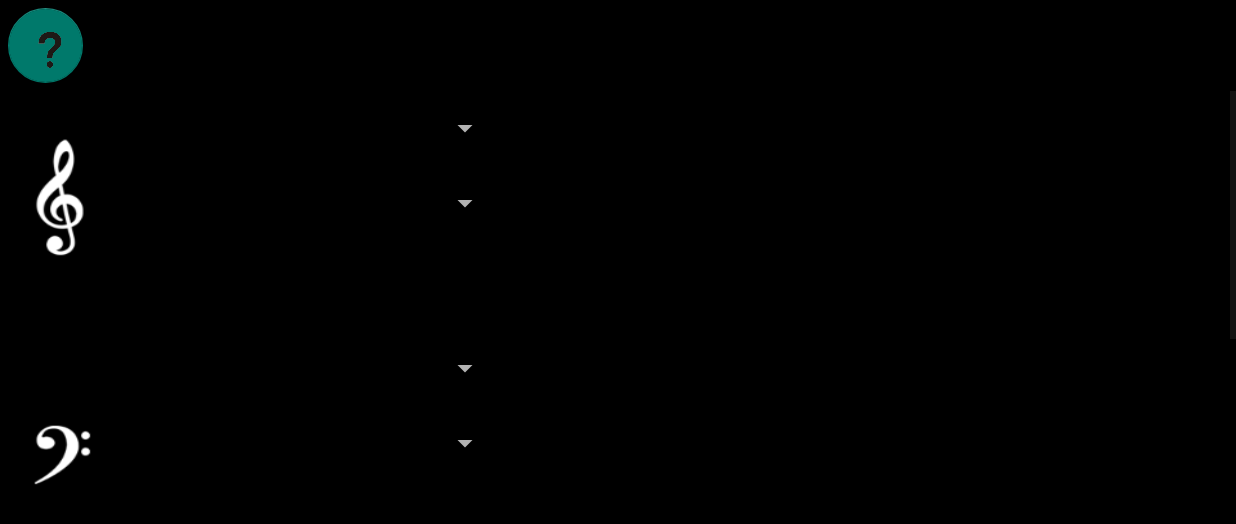
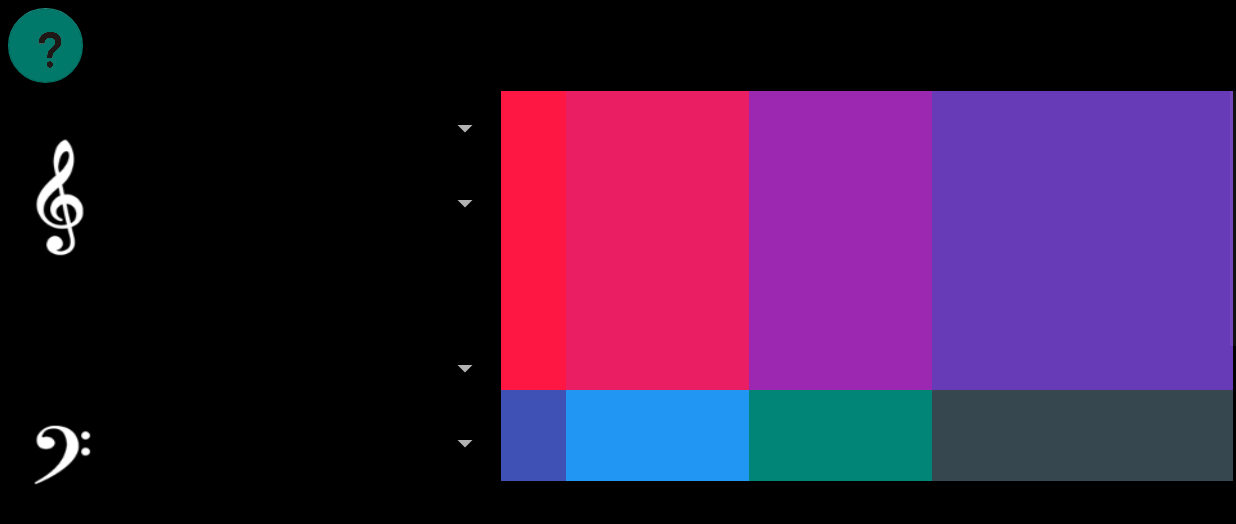
Before and after one commit to djmckee/ProjectCrescendoApp, an Android app: the TutorialActivity screen opened directly, with no data from a screen before it, on a phone screen of 824 x 412 dp (held sideways). Shown: the top 524 px of the screen. Run offline under Robolectric (Android 15) with nearby library versions, the phone set to English and light mode, and no system bars.

Commit message:
Grid UI work

```diff
--- a/app/src/main/java/com/projectcrescendo/projectcrescendo/AddNoteFragment.java
+++ b/app/src/main/java/com/projectcrescendo/projectcrescendo/AddNoteFragment.java
@@ -228,7 +228,7 @@ public class AddNoteFragment extends DialogFragment implements AdapterView.OnIte
                                // Invalid; show error and give up...
                                 new AlertDialog.Builder(getActivity())
                                         .setTitle("Invalid note length!")
-                                        .setMessage("Not a valid note name - please try again...")
+                                        .setMessage("Not a valid note length - please try again, entering a value between 0.5 and " + maxTime)
                                         .setPositiveButton("Okay", null)
                                         .setIcon(android.R.drawable.ic_dialog_alert)
                                         .show();
--- a/app/src/main/java/com/projectcrescendo/projectcrescendo/CustomAdapter.java
+++ b/app/src/main/java/com/projectcrescendo/projectcrescendo/CustomAdapter.java
@@ -4,24 +4,26 @@ package com.projectcrescendo.projectcrescendo;
  * Created by Alexander on 23/02/2016.
  */
 import android.content.Context;
-import android.graphics.Color;
 import android.graphics.Point;
 import android.view.LayoutInflater;
 import android.view.View;
 import android.view.View.OnClickListener;
 import android.view.ViewGroup;
 import android.widget.BaseAdapter;
-import android.widget.ImageView;
 import android.widget.LinearLayout;
 import android.widget.TextView;
-import android.widget.Toast;
 import android.app.Activity;
+
+import com.projectcrescendo.projectcrescendo.models.Stave;
 
 interface CustomAdapterListener {
     void onItemTapListener(int itemPosition);
 }
 
 public class CustomAdapter extends BaseAdapter{
+
+    private static int GRID_VIEW_MARGIN_TOP = 30;
+    private static int GRID_VIEW_MARGIN_SIDES = 20;
 
     String [] result;
     Context context;
@@ -44,8 +46,8 @@ public class CustomAdapter extends BaseAdapter{
         // Getting screen size as per https://stackoverflow.com/questions/6520718/how-to-get-screen-width-and-height
         Point displaySize = new Point();
         mainActivity.getWindowManager().getDefaultDisplay().getRealSize(displaySize);
-        screenHeight = displaySize.x;
-        screenWidth = displaySize.y;
+        screenHeight = (int)(displaySize.x) - GRID_VIEW_MARGIN_TOP;
+        screenWidth = (int)(displaySize.y) - GRID_VIEW_MARGIN_SIDES;
 
     }
 
@@ -72,22 +74,54 @@ public class CustomAdapter extends BaseAdapter{
     public View getView(final int position, View convertView, ViewGroup parent) {
         // TODO Auto-generated method stub
 
-        View rowView;
-        TextView tv;
-        rowView = inflater.inflate(R.layout.programlist, null);
+        View cellView;
+        TextView noteCellTextView;
+        cellView = inflater.inflate(R.layout.note_grid_cell, null);
 
         // Setting height to 50% of screen, as per https://stackoverflow.com/questions/2963152/android-how-to-resize-a-custom-view-programmatically
-        rowView.setLayoutParams(new LinearLayout.LayoutParams((int)(screenWidth / 4), (int)(screenHeight / 4)));
+        int cellHeight = (int)(screenWidth / 2);
+        int cellWidth = (int)(screenHeight / 4);
+
+        cellView.setLayoutParams(new LinearLayout.LayoutParams(cellWidth, cellHeight));
 
 
-        tv=(TextView) rowView.findViewById(R.id.textView1);
+        noteCellTextView = (TextView) cellView.findViewById(R.id.textView1);
 
-        tv.setText(result[position]);
+        noteCellTextView.setText(result[position]);
 
-        // TODO: Set background colour here!
+        // Set background colour for the cell depending upon its position
+        switch (position) {
+            case 0:
+                noteCellTextView.setBackgroundResource(R.color.red);
+                break;
+            case 1:
+                noteCellTextView.setBackgroundResource(R.color.pink);
+                break;
+            case 2:
+                noteCellTextView.setBackgroundResource(R.color.purple);
+                break;
+            case 3:
+                noteCellTextView.setBackgroundResource(R.color.deepPurple);
+                break;
+            case 4:
+                noteCellTextView.setBackgroundResource(R.color.indigo);
+                break;
+            case 5:
+                noteCellTextView.setBackgroundResource(R.color.blue);
+                break;
+            case 6:
+                noteCellTextView.setBackgroundResource(R.color.material_deep_teal_500);
+                break;
+            case 7:
+                noteCellTextView.setBackgroundResource(R.color.material_blue_grey_800);
+                break;
+            default:
+                noteCellTextView.setBackgroundResource(R.color.black);
+                break;
+        }
 
 
-        rowView.setOnClickListener(new OnClickListener() {
+        cellView.setOnClickListener(new OnClickListener() {
 
             @Override
             public void onClick(View v) {
@@ -101,7 +135,7 @@ public class CustomAdapter extends BaseAdapter{
             }
         });
 
-        return rowView;
+        return cellView;
     }
 
     public CustomAdapterListener getAdapterListener() {
--- a/app/src/main/res/layout/programlist.xml
+++ b/app/src/main/res/layout/note_grid_cell.xml
@@ -10,12 +10,12 @@
     <TextView
         android:id="@+id/textView1"
         android:layout_gravity="center"
-        android:layout_width="40dp"
-        android:layout_height="wrap_content"
-        android:textSize="15dp"
-        android:layout_marginTop="5dp"
-        android:layout_marginBottom="5dp"
+        android:layout_width="match_parent"
+        android:layout_height="match_parent"
+        android:textSize="24dp"
         android:text="TextView"
-        android:layout_weight="50" />
+        android:layout_weight="50"
+        android:textAlignment="center"
+        android:textStyle="bold" />
 
 </LinearLayout>
```
